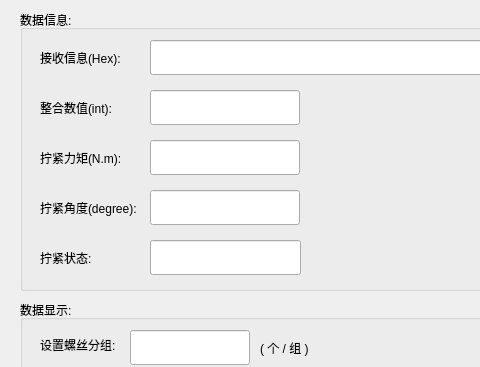
Above: serialCom/serialcom/res/serialCom.ui from Arvin-He/projects before the change; both pictures show x 0 to 480 and y 0 to 367 of the 1024 by 768 pixel window. Below: the same form after it.
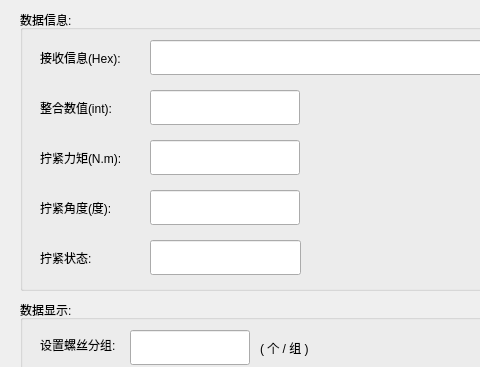
That is the form after the change.

The edit to the form file:
```diff
--- a/serialCom/serialcom/res/serialCom.ui
+++ b/serialCom/serialcom/res/serialCom.ui
@@ -167,12 +167,12 @@
      <rect>
       <x>20</x>
       <y>180</y>
-      <width>111</width>
+      <width>105</width>
       <height>35</height>
      </rect>
     </property>
     <property name="text">
-     <string>拧紧角度(degree):</string>
+     <string>拧紧角度(度):</string>
     </property>
    </widget>
    <widget class="QLabel" name="label_10">
```
